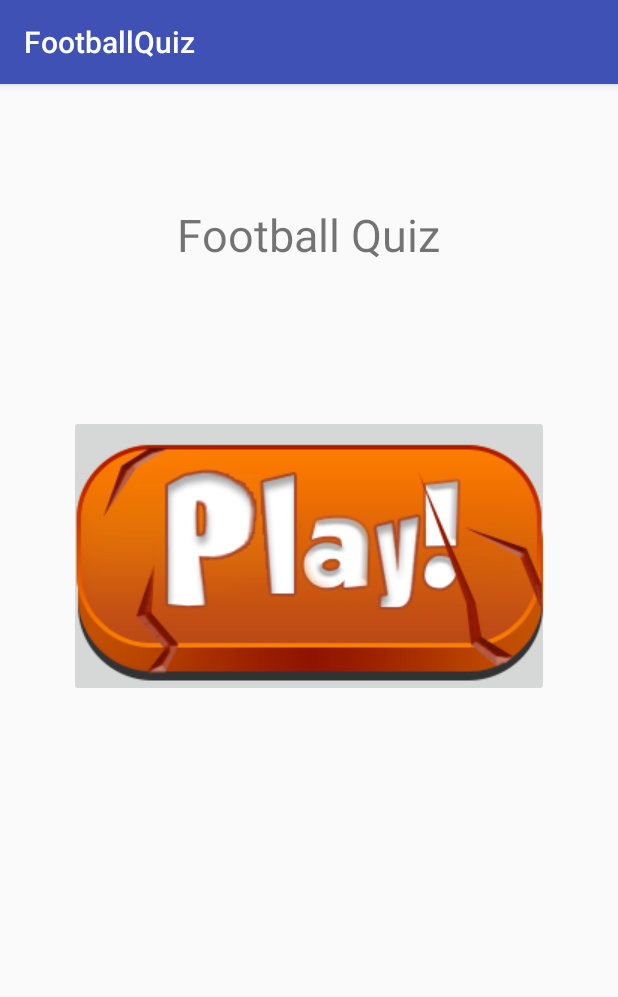
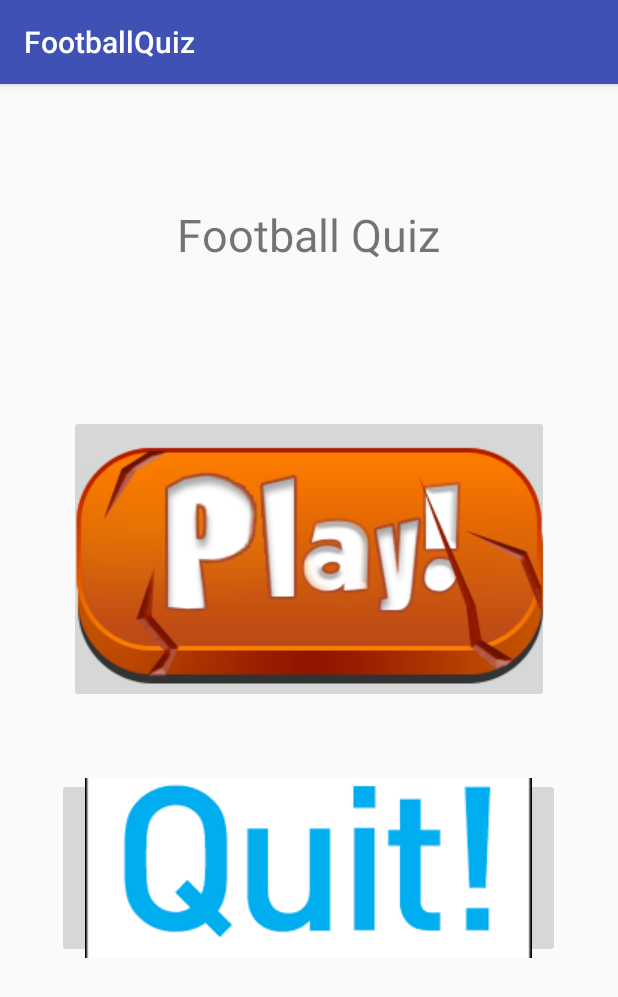
Before and after one commit to ovlasik/FootballQuiz, an Android app: the screen it shows after launch (StartActivity), on a phone screen of 412 x 824 dp. Shown: the top 997 px of the screen. Run offline under Robolectric (Android 15) with nearby library versions, the phone set to English and light mode, and no system bars.

Commit message:
Add quit button

```diff
--- a/app/src/main/java/com/example/a281664/footballquiz/StartActivity.java
+++ b/app/src/main/java/com/example/a281664/footballquiz/StartActivity.java
@@ -1,6 +1,7 @@
 package com.example.a281664.footballquiz;
 
 import android.content.Intent;
+import android.provider.Settings;
 import android.support.v7.app.AppCompatActivity;
 import android.os.Bundle;
 import android.view.View;
@@ -24,4 +25,9 @@
         Intent intent = new Intent(getApplicationContext(), MainActivity.class);
         startActivity(intent);
     }
+
+    public void quitQuiz(View view){
+        //android.os.Process.killProcess(android.os.Process.myPid());
+        System.exit(0);
+    }
 }
--- a/app/src/main/res/layout/activity_start.xml
+++ b/app/src/main/res/layout/activity_start.xml
@@ -6,7 +6,8 @@
     android:layout_height="match_parent"
     tools:context="com.example.a281664.footballquiz.StartActivity"
     android:gravity="center_horizontal"
-    android:orientation="vertical">
+    android:orientation="vertical"
+    android:weightSum="1">
 
 
     <TextView
@@ -19,15 +20,22 @@
     <ImageButton
         android:id="@+id/startbutton"
         android:layout_width="@dimen/startBtn_width"
-        android:layout_height="@dimen/startBtn_height"
+        android:layout_height="148dp"
         android:src="@drawable/play_button"
         android:text="Play Quiz"
         android:layout_marginTop="100dp"
-        android:onClick="startQuiz"/>
+        android:onClick="startQuiz"
+        android:layout_weight="0.17" />
 
-
-
-
+    <ImageButton
+        android:id="@+id/quitbutton"
+        android:layout_width="335dp"
+        android:layout_height="89dp"
+        android:layout_marginTop="50dp"
+        android:onClick="quitQuiz"
+        android:src="@drawable/quit_button"
+        android:text="Quit"
+        android:layout_weight="0.12" />
 
 
 </LinearLayout>
--- a/app/src/main/res/values/dimens.xml
+++ b/app/src/main/res/values/dimens.xml
@@ -5,4 +5,7 @@
 
     <dimen name="startBtn_width">320dp</dimen>
     <dimen name="startBtn_height">188dp</dimen>
+
+    <dimen name="quitBtn_width">320dp</dimen>
+    <dimen name="quitBtn_height">188dp</dimen>
 </resources>
```
Also changed, not shown: app/src/main/res/drawable/quit_button.png (added).
